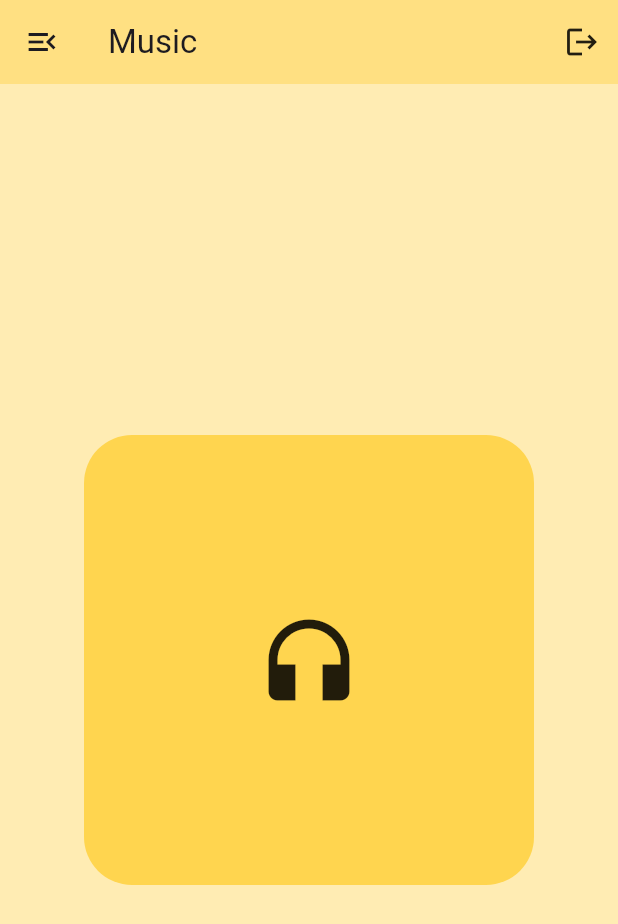
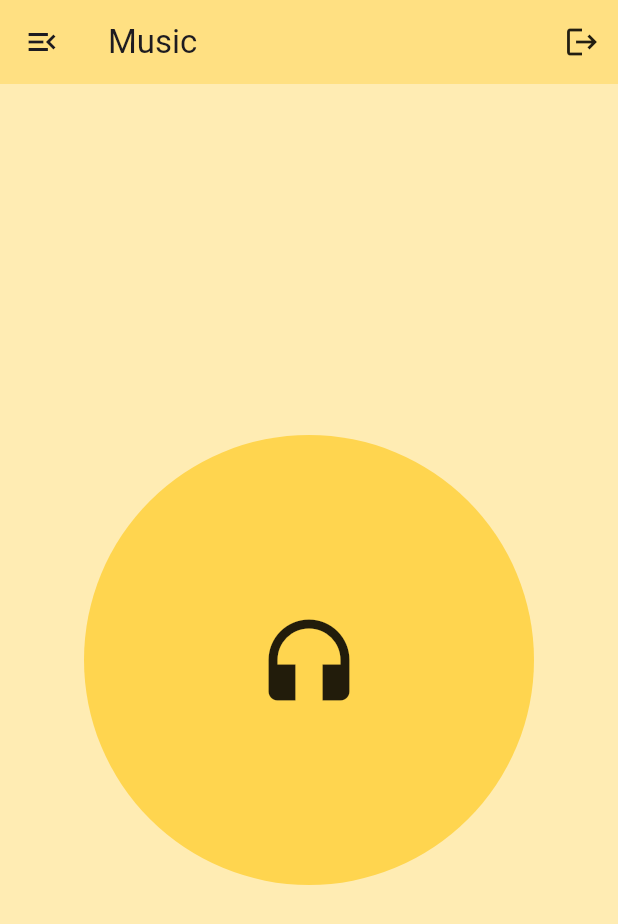
Before and after one commit to lexara-prime-ai/FLUTTER_TEMPLATES, a Flutter app: the screen it shows after launch, on a phone screen of 412 x 824 dp. Shown: the top 924 px of the screen. Run offline on Flutter 3.47's test engine with Material 3 defaults, Android fonts, the phone set to English and light mode, and no system bars.

Commit message:
Widgets: appBar, body, Container, Text, Icon, IconButton.

```diff
--- a/lib/main.dart
+++ b/lib/main.dart
@@ -32,8 +32,9 @@ class App extends StatelessWidget {
               height: 300,
               width: 300,
               decoration: BoxDecoration(
-                  color: Colors.amber[300],
-                  borderRadius: BorderRadius.circular(32)),
+                color: Colors.amber[300],
+                borderRadius: BorderRadius.circular(1000),
+              ),
               padding: const EdgeInsets.symmetric(vertical: 18, horizontal: 24),
               child: const Icon(
                 Icons.headphones,
```
